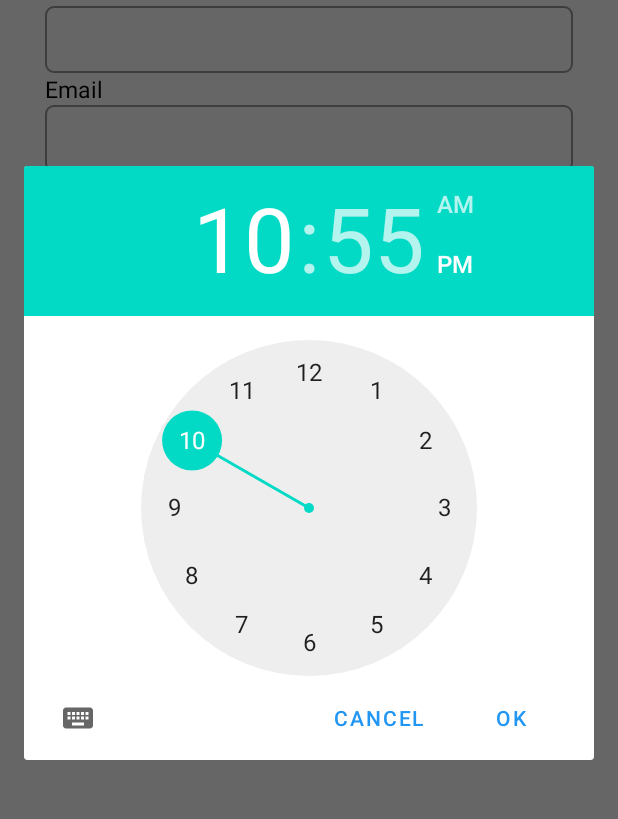
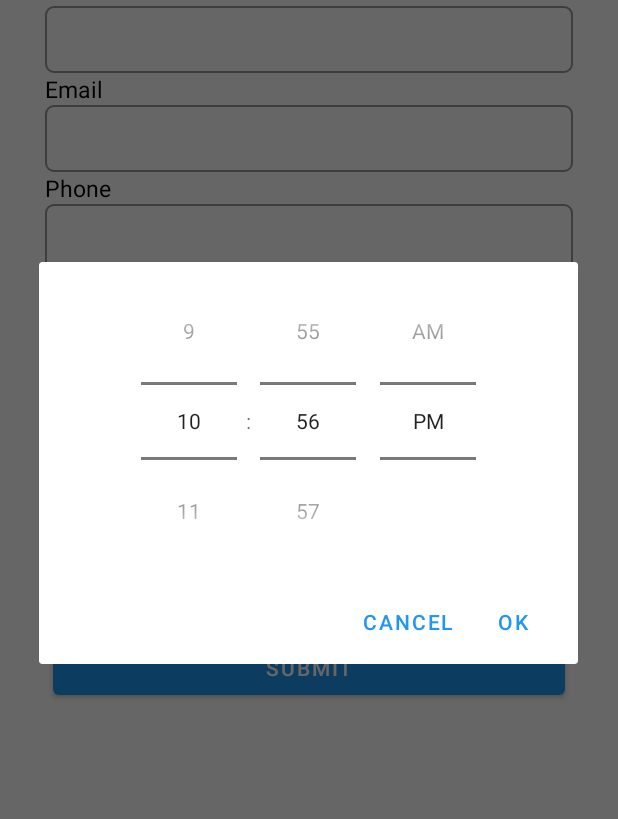
Before and after one commit to sma3134/Nightclub-App, an Android app: the fragment BookFragment placed in its activity, after a tap on "TIME", on a phone screen of 412 x 824 dp, the part 155-974 px from its top. Run offline under Robolectric (Android 15) with nearby library versions, the phone set to English and light mode, and no system bars; our stand-ins replace Firebase (no records; nobody signed in at launch, a user with empty details on screens opened directly).

Commit message:
changed timepicker to spinner type

```diff
--- a/app/src/main/java/group_17/nightclubapp/com/book/BookFragment.kt
+++ b/app/src/main/java/group_17/nightclubapp/com/book/BookFragment.kt
@@ -19,6 +19,8 @@ import group_17.nightclubapp.com.map.MapsActivity
 import group_17.nightclubapp.com.request.model.BookDB
 import java.util.*
 import kotlin.collections.ArrayList
+
+//TODO: handle when app is rotated, restrict time(in operation time)
 
 class BookFragment : Fragment(), ValueEventListener {
 
@@ -118,6 +120,7 @@ class BookFragment : Fragment(), ValueEventListener {
                 }
             }
             datePicker = DatePickerDialog(requireActivity(), dateSetListener, yearSelected!!,monthSelected!!,daySelected!!)
+            datePicker.datePicker.minDate = System.currentTimeMillis() - 1000
             datePicker.show()
         }
 
--- a/app/src/main/res/layout/fragment_book.xml
+++ b/app/src/main/res/layout/fragment_book.xml
@@ -47,7 +47,8 @@
             android:id="@+id/input_phone_book"
             android:layout_width="match_parent"
             android:layout_height="wrap_content"
-            android:background="@drawable/edit_text_background" />
+            android:background="@drawable/edit_text_background"
+            android:inputType="number"/>
 
         <TextView
             android:layout_width="match_parent"
--- a/app/src/main/res/layout/timepicker.xml
+++ b/app/src/main/res/layout/timepicker.xml
@@ -2,6 +2,7 @@
 <TimePicker xmlns:android="http://schemas.android.com/apk/res/android"
     android:id="@+id/timep"
     android:layout_width="match_parent"
-    android:layout_height="match_parent">
+    android:layout_height="match_parent"
+    android:timePickerMode="spinner">
 
 </TimePicker>
```
